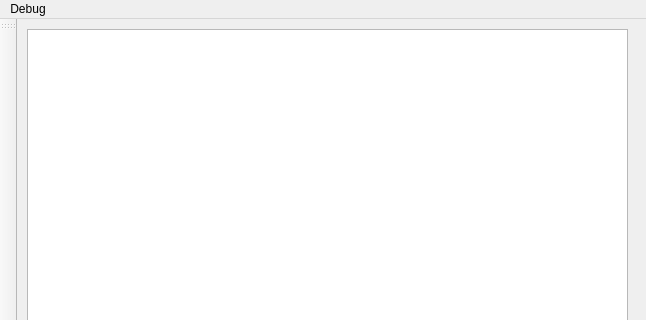
Qt form mainwindow.ui (lisitsynSA/simulator) before a commit; both pictures show x 0 to 646 and y 0 to 320 of the 646 by 474 pixel window.
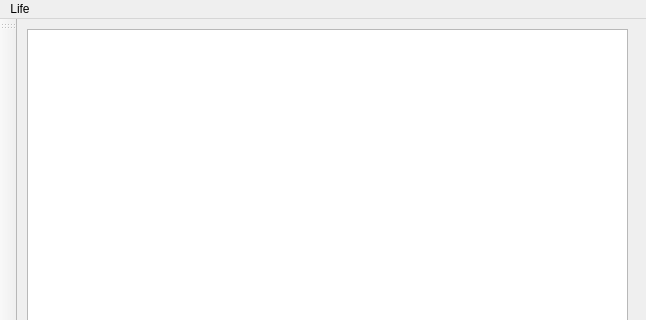
The same form after that commit.

Commit message: [Life] Add virus

Diff of the .ui file:
```diff
--- a/mainwindow.ui
+++ b/mainwindow.ui
@@ -39,13 +39,13 @@
      <height>22</height>
     </rect>
    </property>
-   <widget class="QMenu" name="menuDebug">
+   <widget class="QMenu" name="menuLife">
     <property name="title">
-     <string>Debug</string>
+     <string>Life</string>
     </property>
     <addaction name="actionDebug_signal"/>
    </widget>
-   <addaction name="menuDebug"/>
+   <addaction name="menuLife"/>
   </widget>
   <widget class="QStatusBar" name="statusbar"/>
   <widget class="QToolBar" name="toolBar">
```
Left out of the diff: 12 changed lines with no effect on the pictures. The commit also changes 3 other files.
